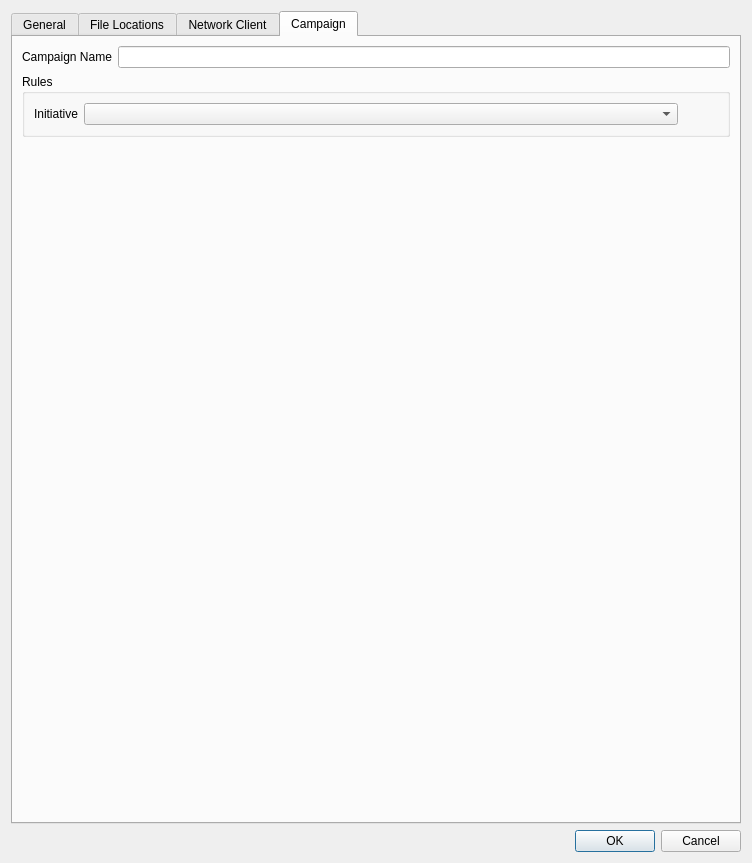
The window that DMHelper/src/optionsdialog.ui (MMetze/DMHelper) describes before a commit, drawn with Qt 5.
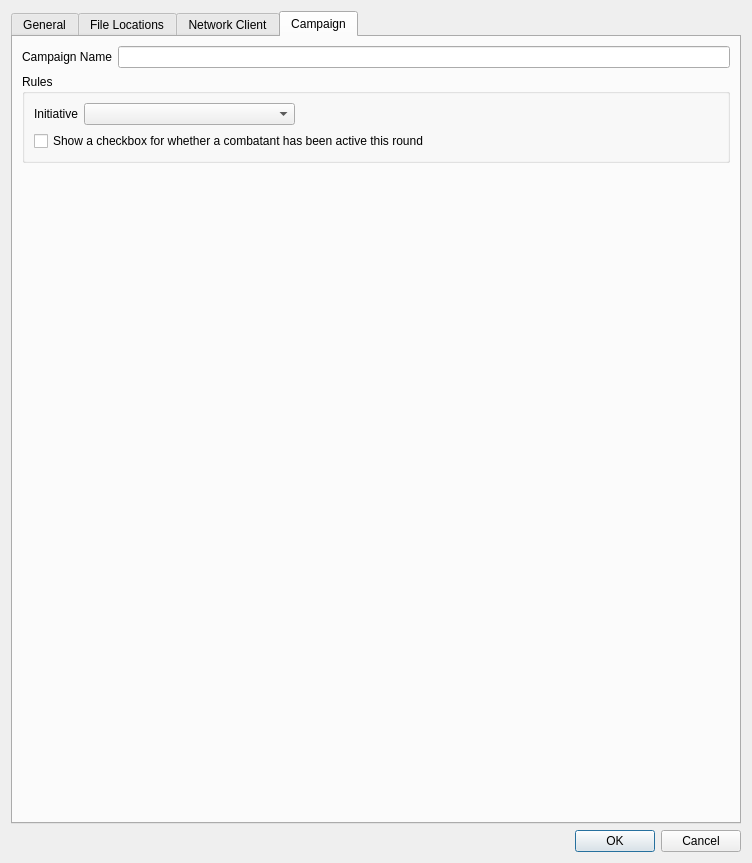
The same window after the commit. The open tabs and pages were chosen to show the change. Icons and pictures are not drawn.

Commit message: Added isDone checkbox, renamed combatant widgets

Diff of the .ui file:
```diff
--- a/DMHelper/src/optionsdialog.ui
+++ b/DMHelper/src/optionsdialog.ui
@@ -853,16 +853,16 @@
          <property name="title">
           <string>Rules</string>
          </property>
-         <layout class="QFormLayout" name="formLayout">
-          <item row="0" column="0">
+         <layout class="QVBoxLayout" name="verticalLayout_12">
+          <item>
+           <layout class="QHBoxLayout" name="horizontalLayout_18" stretch="0,1,2">
+            <item>
            <widget class="QLabel" name="label_14">
             <property name="text">
              <string>Initiative</string>
             </property>
            </widget>
           </item>
-          <item row="0" column="1">
-           <layout class="QHBoxLayout" name="horizontalLayout_18">
             <item>
              <widget class="QComboBox" name="cmbInitiative"/>
             </item>
@@ -884,6 +884,17 @@
             </item>
            </layout>
           </item>
+          <item>
+           <widget class="QCheckBox" name="chkCombatantDone">
+            <property name="text">
+             <string>Show a checkbox for whether a combatant has been active this round</string>
+            </property>
+            <property name="icon">
+             <iconset resource="resources.qrc">
+              <normaloff>:/img/data/icon_contentbattle.png</normaloff>:/img/data/icon_contentbattle.png</iconset>
+            </property>
+           </widget>
+          </item>
          </layout>
         </widget>
        </item>
```
Left out of the diff: 4 changed lines with no effect on the pictures. Lines whose indentation alone changed are shown as unchanged. The commit also changes 36 other files.
